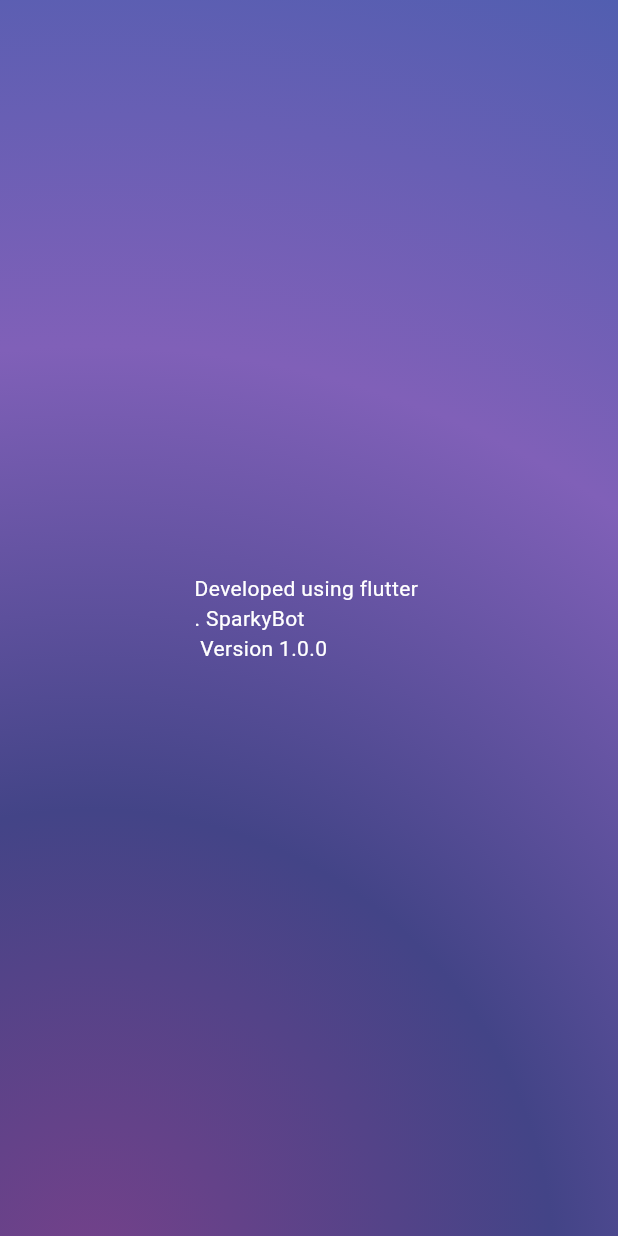
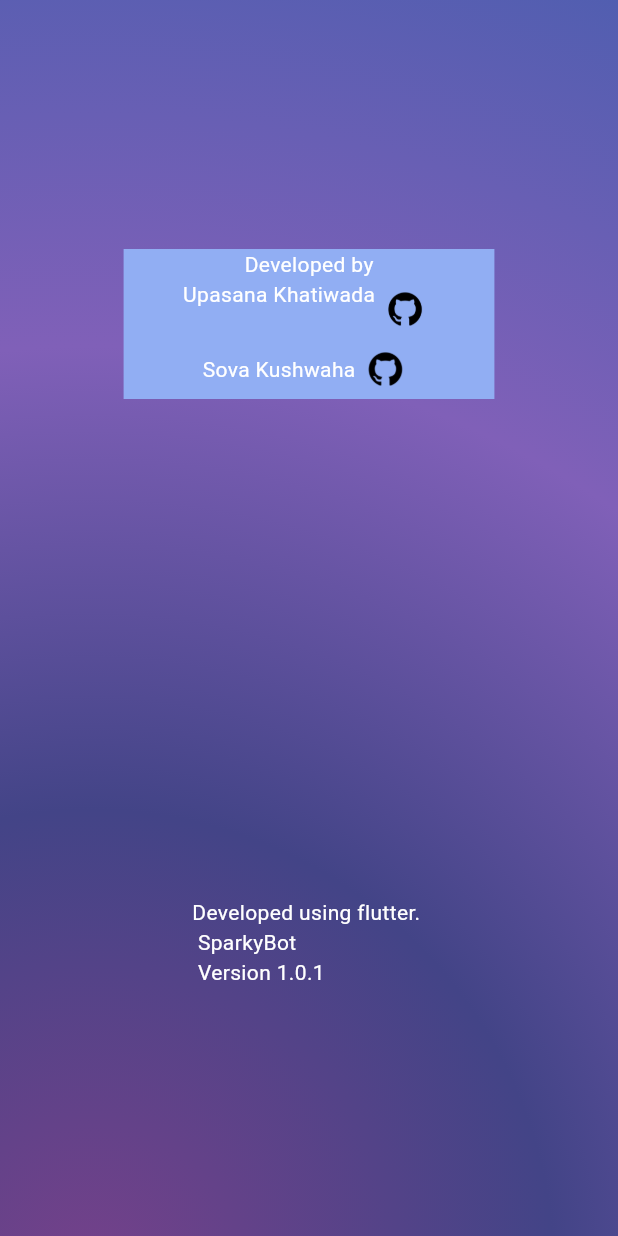
Before and after one commit to sovaamahato/my-Assistant, a Flutter app: the AboutUs screen opened directly, on a phone screen of 412 x 824 dp. Run offline on Flutter 3.47's test engine with Material 3 defaults, Android fonts, the phone set to English and light mode, and no system bars; our stand-ins replace animate_do, cached_network_image, flutter_animate, flutter_tts, get, hidden_drawer_menu and 5 more; missing offline and left inert: dart_openai, easy_audience_network, gallery_saver_updated, translator_plus; accounts and stored records are empty; project files that could hold a hidden picture were left out.

Commit message:
about us

```diff
--- a/lib/pages/about_us.dart
+++ b/lib/pages/about_us.dart
@@ -1,4 +1,5 @@
 import 'package:flutter/material.dart';
+import 'package:url_launcher/url_launcher.dart';
 
 import '../pallete.dart';
 
@@ -7,13 +8,15 @@
 
   @override
   Widget build(BuildContext context) {
-    return Scaffold(body: Container(
-      decoration:const BoxDecoration(
-        gradient: RadialGradient(transform: GradientRotation(3),
-                    center: Alignment.topRight,
-                    radius: 3,
-                    // tileMode: TileMode.clamp,
-                    colors: [
+    return Scaffold(
+      body: Container(
+          decoration: const BoxDecoration(
+            gradient: RadialGradient(
+                transform: GradientRotation(3),
+                center: Alignment.topRight,
+                radius: 3,
+                // tileMode: TileMode.clamp,
+                colors: [
                   //  Pallete.color1,
                   Pallete.color2,
                   // Pallete.color2,
@@ -31,7 +34,79 @@
 
                   // Pallete.color4,
                   // Pallete.color10,)
-      ]),),
-      child: const Center(child: Text("Developed using flutter \n. SparkyBot\n Version 1.0.0",style: TextStyle(color: Colors.white),))),);
+                ]),
+          ),
+          child: Center(
+            child: Column(
+              mainAxisAlignment: MainAxisAlignment.center,
+              children: [
+                Spacer(),
+                Container(
+                  width: MediaQuery.of(context).size.width * 0.6,
+                  color: const Color.fromARGB(255, 145, 174, 243),
+                  child: Column(
+                    children: [
+                      const Text(
+                        'Developed by',
+                        style: TextStyle(color: Colors.white),
+                      ),
+                      Row(
+                        mainAxisAlignment: MainAxisAlignment.center,
+                        crossAxisAlignment: CrossAxisAlignment.start,
+                        children: [
+                          const Text(
+                            'Upasana Khatiwada',
+                            style: TextStyle(color: Colors.white),
+                          ),
+                          GestureDetector(
+                            onTap: () {
+                              final Uri url = Uri.parse(
+                                  'https://github.com/upasana-khatiwada');
+                              launchUrl(url);
+                            },
+                            child: Image.asset(
+                              'assets/images/GitHub-Symbol.png',
+                              width: 40,
+                              height: 40,
+                            ),
+                          )
+                        ],
+                      ),
+                      Row(
+                        mainAxisAlignment: MainAxisAlignment.center,
+                        children: [
+                          const Text(
+                            'Sova Kushwaha',
+                            style: TextStyle(color: Colors.white),
+                          ),
+                          GestureDetector(
+                            onTap: () {
+                              final Uri url =
+                                  Uri.parse('https://github.com/sovaamahato');
+                              launchUrl(url);
+                            },
+                            child: Image.asset(
+                              'assets/images/GitHub-Symbol.png',
+                              width: 40,
+                              height: 40,
+                            ),
+                          )
+                        ],
+                      ),
+                    ],
+                  ),
+                ),
+                const Spacer(
+                  flex: 2,
+                ),
+                const Text(
+                  "Developed using flutter. \n SparkyBot\n Version 1.0.1",
+                  style: TextStyle(color: Colors.white),
+                ),
+                const Spacer()
+              ],
+            ),
+          )),
+    );
   }
 }
--- a/pubspec.yaml
+++ b/pubspec.yaml
@@ -62,6 +62,7 @@
   translator_plus: ^1.0.1
   # Facebook Ads
   easy_audience_network: ^0.0.6
+  url_launcher: ^6.2.4
 
 
 
```
Also changed, not shown: lib/intro_screens/intro_screen1.dart (+8 -2 lines), lib/intro_screens/intro_screen2.dart (+8 -6 lines), lib/intro_screens/intro_screen3.dart (+8 -6 lines), lib/pages/feature/sparky_bot.dart (+3 -5 lines), lib/pages/startup_pages/onboarding_screen.dart (+10 -3 lines), assets/images/GitHub-Symbol.png (added), pubspec.lock, 1 other file.
